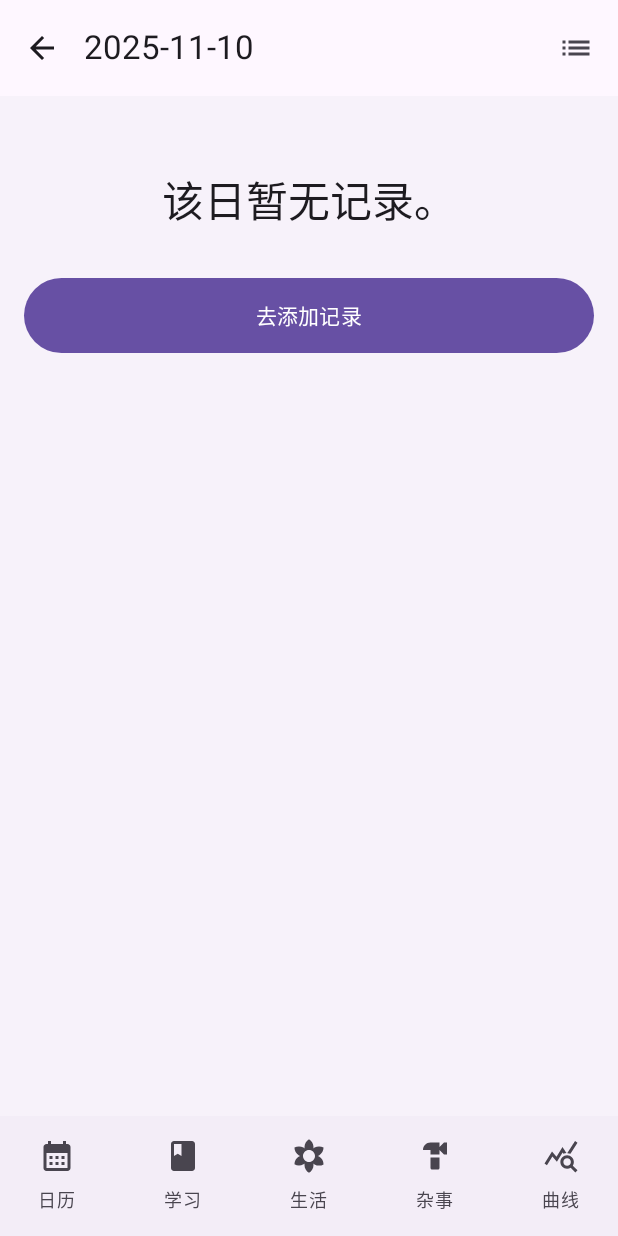
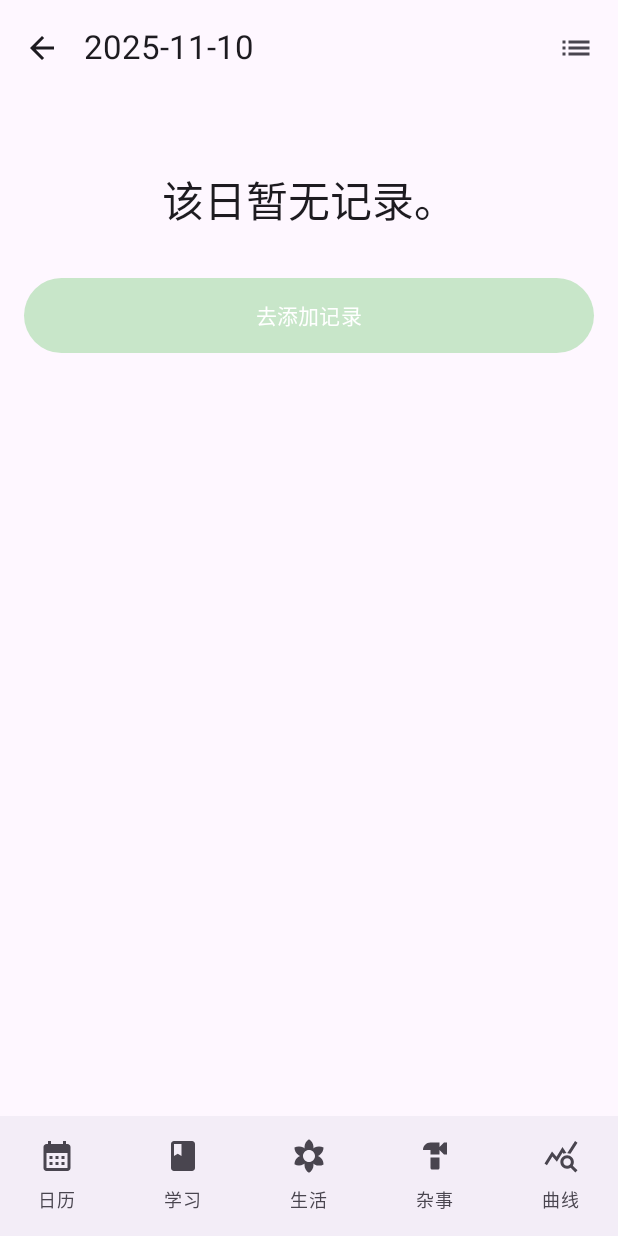
Before and after one commit to CyanKirin99/EasyDiary, an Android app built with Jetpack Compose: the screen it shows after launch (MainActivity), after a tap on "10", on a phone screen of 412 x 824 dp. Run offline under Robolectric (Android 15) with nearby library versions, the phone set to English and light mode, and no system bars; our stand-ins replace Room's generated code.

Commit message:
modify: 更改颜色设置

```diff
--- a/app/src/main/java/com/example/easydiary/ui/DiaryScreen.kt
+++ b/app/src/main/java/com/example/easydiary/ui/DiaryScreen.kt
@@ -49,6 +49,9 @@ import androidx.compose.ui.text.style.TextOverflow
 import androidx.compose.ui.unit.dp
 import androidx.compose.ui.unit.sp
 import com.example.easydiary.data.DiaryEntry
+// **导入新颜色**
+import com.example.easydiary.ui.theme.ChartMood
+import com.example.easydiary.ui.theme.ChartWork
 import java.time.LocalDate
 import java.time.YearMonth
 import java.time.ZoneOffset
@@ -64,13 +67,11 @@ import androidx.compose.material3.rememberDatePickerState
 
 // **Bug 修复：添加 LazyColumn 和 item 的导入**
 import androidx.compose.foundation.lazy.LazyColumn
-//import androidx.compose.foundation.lazy.item // **<-- 修复 1：重新添加 item 导入**
 
 
 // --- 1. 导航入口 (签名已完全更新) ---
 @Composable
 fun AppNavigation(
-// ... (代码未更改) ...
     uiState: DiaryUiState,
     allEntriesASC: List<DiaryEntry>,
     selectedDate: LocalDate,
@@ -109,7 +110,6 @@ fun AppNavigation(
                     allEntries = allEntriesASC
                 )
                 NavigationState.EDITOR -> DiaryEditorScreen(
-// ... (代码未更改) ...
                     entry = uiState.currentEntry,
                     selectedDate = selectedDate,
                     onSave = onSave,
@@ -117,7 +117,6 @@ fun AppNavigation(
                     onDateChanged = onEditorDateChange
                 )
                 NavigationState.VIEWER -> DiaryViewerScreen(
-// ... (代码未更改) ...
                     entry = uiState.currentEntry,
                     selectedDate = selectedDate,
                     onEdit = { onNavigate(NavigationState.EDITOR) },
@@ -128,13 +127,11 @@ fun AppNavigation(
                     onDelete = onDelete
                 )
                 NavigationState.QUERY -> QueryListScreen(
-// ... (代码未更改) ...
                     queryType = uiState.queryType,
                     entries = uiState.queryResults,
                     onEntryClick = onDateSelected
                 )
                 NavigationState.CURVE -> CurveScreen(
-// ... (代码未更改) ...
                     entries = allEntriesASC,
                     onDateSelected = onDateSelected
                 )
@@ -146,13 +143,11 @@ fun AppNavigation(
 // --- 2. 底部导航栏 (修改：新图标) ---
 @Composable
 fun BottomNavigationBar(
-// ... (代码未更改) ...
     currentScreen: NavigationState,
     onNavigate: (NavigationState) -> Unit,
     onQuery: (QueryType) -> Unit
 ) {
     val navItems = listOf(
-        // **修改：更新图标**
         BottomNavItem("日历", Icons.Default.CalendarMonth, NavigationState.CALENDAR),
         BottomNavItem("学习", Icons.Default.Book, QueryType.STUDY), // 书本
         BottomNavItem("生活", Icons.Default.FilterVintage, QueryType.LIFE), // 花朵
@@ -183,7 +178,6 @@ fun BottomNavigationBar(
     }
 }
 private data class BottomNavItem(
-// ... (代码未更改) ...
     val label: String,
     val icon: androidx.compose.ui.graphics.vector.ImageVector,
     val navTarget: Any
@@ -193,7 +187,6 @@ private data class BottomNavItem(
 // --- 3. 主页：日历 (修改：手势滑动) ---
 @Composable
 fun CalendarScreen(
-// ... (代码未更改) ...
     selectedDate: LocalDate,
     onDateSelected: (LocalDate) -> Unit,
     allEntries: List<DiaryEntry>
@@ -205,14 +198,12 @@ fun CalendarScreen(
 
     var currentMonth by remember { mutableStateOf(YearMonth.from(selectedDate)) }
 
-    // **新增：手势检测状态**
     var dragAmountX by remember { mutableStateOf(0f) }
 
     Column(
         modifier = Modifier
             .fillMaxSize()
             .padding(16.dp)
-            // **新增：手势检测**
             .pointerInput(Unit) {
                 detectDragGestures(
                     onDragStart = { dragAmountX = 0f },
@@ -232,7 +223,6 @@ fun CalendarScreen(
     ) {
 
         // --- 月份切换器 ---
-// ... (代码未更改) ...
         Row(
             modifier = Modifier.fillMaxWidth(),
             horizontalArrangement = Arrangement.SpaceBetween,
@@ -249,7 +239,6 @@ fun CalendarScreen(
         Spacer(modifier = Modifier.height(16.dp))
 
         // --- 星期标题 ---
-// ... (代码未更改) ...
         Row(modifier = Modifier.fillMaxWidth()) {
             val days = listOf("日", "一", "二", "三", "四", "五", "六")
             days.forEach {
@@ -265,7 +254,6 @@ fun CalendarScreen(
         Spacer(modifier = Modifier.height(8.dp))
 
         // --- 日期网格 ---
-// ... (代码未更改) ...
         val daysInMonth = currentMonth.lengthOfMonth()
         val firstDayOfWeek = currentMonth.atDay(1).dayOfWeek.value % 7 // 星期一=1, 星期日=0
 
@@ -283,9 +271,9 @@ fun CalendarScreen(
 
                 CalendarDayCell(
                     day = day,
-                    isSelected = date == selectedDate, // **新增：标记选中日期**
+                    isSelected = date == selectedDate,
                     entry = entry,
-                    onClick = { onDateSelected(date) } // **修改：点击即导航**
+                    onClick = { onDateSelected(date) }
                 )
             }
         }
@@ -295,7 +283,6 @@ fun CalendarScreen(
 // --- 日历单元格 (修改：选中状态) ---
 @Composable
 fun CalendarDayCell(
-// ... (代码未更改) ...
     day: Int,
     isSelected: Boolean,
     entry: DiaryEntry?,
@@ -337,7 +324,6 @@ fun CalendarDayCell(
 }
 
 fun getMoodColor(score: Int): Color {
-// ... (代码未更改) ...
     return when (score) {
         in 1..4 -> Color(0xFFE57373) // 红
         in 5..7 -> Color(0xFFFFF176) // 黄
@@ -347,10 +333,9 @@ fun getMoodColor(score: Int): Color {
 }
 
 
-// --- 4. 日记编辑页 (修改：工作时长滑动条) ---
+// --- 4. 日记编辑页 (修改：淡黄色背景) ---
 @Composable
 fun DiaryEditorScreen(
-// ... (代码未更改) ...
     entry: DiaryEntry?,
     selectedDate: LocalDate,
     onSave: (DiaryEntry) -> Unit,
@@ -362,7 +347,6 @@ fun DiaryEditorScreen(
     var studyLog by remember(entry) { mutableStateOf(entry?.studyLog ?: "") }
     var miscLog by remember(entry) { mutableStateOf(entry?.miscLog ?: "") }
     var moodScore by remember(entry) { mutableStateOf(entry?.moodScore ?: 5) }
-    // **修改：工作时长现在是 Float**
     var workDuration by remember(entry) { mutableStateOf(entry?.workDuration ?: 0.0f) }
 
     Scaffold(
@@ -400,6 +384,8 @@ fun DiaryEditorScreen(
         Column(
             modifier = Modifier
                 .fillMaxSize()
+                // **修改2：应用淡黄色背景 (来自 Theme.kt)**
+                .background(MaterialTheme.colorScheme.surfaceVariant)
                 .padding(paddingValues)
                 .padding(horizontal = 16.dp)
                 .verticalScroll(rememberScrollState()),
@@ -407,7 +393,6 @@ fun DiaryEditorScreen(
         ) {
 
             if (showDatePicker) {
-// ... (代码未更改) ...
                 val datePickerState = rememberDatePickerState(
                     initialSelectedDateMillis = selectedDate.atStartOfDay(ZoneOffset.UTC).toInstant().toEpochMilli()
                 )
@@ -435,7 +420,6 @@ fun DiaryEditorScreen(
             }
 
             Spacer(modifier = Modifier.height(16.dp))
-// ... (代码未更改) ...
             LogInput(
                 title = "生活 (可留空)",
                 content = lifeLog,
@@ -452,15 +436,12 @@ fun DiaryEditorScreen(
                 onContentChange = { miscLog = it }
             )
             Spacer(modifier = Modifier.height(24.dp))
-// ... (代码未更改) ...
             MoodScoreSelector(
                 score = moodScore,
                 onScoreChange = { moodScore = it }
             )
             Spacer(modifier = Modifier.height(24.dp))
 
-            // **修改：使用新的工作时长滑动条**
-// ... (代码未更改) ...
             WorkDurationSlider(
                 duration = workDuration,
                 onDurationChange = { workDuration = it }
@@ -472,7 +453,6 @@ fun DiaryEditorScreen(
 // --- 5. 日记查看页 (修改：新增删除按钮) ---
 @Composable
 fun DiaryViewerScreen(
-// ... (代码未更改) ...
     entry: DiaryEntry?,
     selectedDate: LocalDate,
     onEdit: () -> Unit,
@@ -480,11 +460,9 @@ fun DiaryViewerScreen(
     onExport: () -> Unit,
     onSwipeNext: () -> Unit,
     onSwipePrevious: () -> Unit,
-    onDelete: (LocalDate) -> Unit // **新增：删除回调**
+    onDelete: (LocalDate) -> Unit
 ) {
-    // **新增：删除确认对话框**
     var showDeleteDialog by remember { mutableStateOf(false) }
-// ... (代码未更改) ...
     if (showDeleteDialog) {
         AlertDialog(
             onDismissRequest = { showDeleteDialog = false },
@@ -507,7 +485,6 @@ fun DiaryViewerScreen(
     Scaffold(
         topBar = {
             TopAppBar(
-// ... (代码未更改) ...
                 title = { Text(entry?.date ?: selectedDate.format(DateTimeFormatter.ISO_LOCAL_DATE)) },
                 navigationIcon = {
                     IconButton(onClick = onBack) {
@@ -516,8 +493,6 @@ fun DiaryViewerScreen(
                 },
                 actions = {
                     if (entry != null) {
-                        // **新增：删除按钮**
-// ... (代码未更改) ...
                         IconButton(onClick = { showDeleteDialog = true }) {
                             Icon(Icons.Default.Delete, "删除")
                         }
@@ -558,7 +533,6 @@ fun DiaryViewerScreen(
                 }
         ) {
             if (entry == null) {
-// ... (代码未更改) ...
                 Text(
                     text = "该日暂无记录。",
                     style = MaterialTheme.typography.headlineMedium,
@@ -572,7 +546,6 @@ fun DiaryViewerScreen(
                     Text(text = "去添加记录")
                 }
             } else {
-// ... (代码未更改) ...
                 ViewerSection("生活", entry.lifeLog)
                 ViewerSection("学习", entry.studyLog)
                 ViewerSection("杂事", entry.miscLog)
@@ -586,7 +559,6 @@ fun DiaryViewerScreen(
 
 @Composable
 fun ViewerSection(title: String, content: String?) {
-// ... (代码未更改) ...
     if (!content.isNullOrBlank()) {
         Text(title, style = MaterialTheme.typography.titleLarge, fontWeight = FontWeight.Bold)
         Spacer(modifier = Modifier.height(8.dp))
@@ -596,7 +568,6 @@ fun ViewerSection(title: String, content: String?) {
 }
 @Composable
 fun ViewerStat(title: String, value: String) {
-// ... (代码未更改) ...
     Row(
         modifier = Modifier.fillMaxWidth(),
         horizontalArrangement = Arrangement.SpaceBetween,
@@ -661,16 +632,14 @@ fun QueryListScreen(
     }
 }
 
-// --- 7. "曲线"图表页 (修改：重绘折线图) ---
+// --- 7. "曲线"图表页 (修改：颜色和背景) ---
 @Composable
 fun CurveScreen(
-// ... (代码未更改) ...
     entries: List<DiaryEntry>,
     onDateSelected: (LocalDate) -> Unit,
     modifier: Modifier = Modifier
 ) {
     if (entries.isEmpty()) {
-// ... (代码未更改) ...
         Box(modifier.fillMaxSize(), contentAlignment = Alignment.Center) {
             Text("暂无数据", style = MaterialTheme.typography.bodyLarge)
         }
@@ -682,49 +651,40 @@ fun CurveScreen(
             .fillMaxSize()
             .verticalScroll(rememberScrollState())
     ) {
-// ... (代码未更改) ...
         Text(
             "心情曲线 (1-10)",
             style = MaterialTheme.typography.headlineSmall,
             modifier = Modifier.padding(16.dp)
         )
-        // **修改：使用折线图**
         InternalLineChart(
-// ... (代码未更改) ...
             entries = entries,
             onDateSelected = onDateSelected,
             dataSelector = { it.moodScore.toFloat() },
             maxVal = 10f,
-            color = Color.Blue
+            color = ChartMood // **修改1：使用新的愉悦颜色**
         )
 
         Spacer(modifier = Modifier.height(24.dp))
-// ... (代码未更改) ...
         Divider()
         Spacer(modifier = Modifier.height(24.dp))
 
         Text(
-// ... (代码未更改) ...
             "工作时长 (小时)",
             style = MaterialTheme.typography.headlineSmall,
             modifier = Modifier.padding(16.dp)
         )
-        // **修改：使用折线图**
         InternalLineChart(
-// ... (代码未更改) ...
             entries = entries,
             onDateSelected = onDateSelected,
             dataSelector = { it.workDuration },
             maxVal = entries.maxOfOrNull { it.workDuration }?.coerceAtLeast(1f) ?: 1f,
-            color = Color.Red
+            color = ChartWork // **修改1：使用新的愉悦颜色**
         )
     }
 }
 
-// **修改：折线图 Composable**
 @Composable
 private fun InternalLineChart(
-// ... (代码未更改) ...
     entries: List<DiaryEntry>,
     onDateSelected: (LocalDate) -> Unit,
     dataSelector: (DiaryEntry) -> Float,
@@ -733,19 +693,16 @@ private fun InternalLineChart(
     modifier: Modifier = Modifier
 ) {
     val yAxisLeftPadding = 100f
-// ... (代码未更改) ...
     val xAxisBottomPadding = 100f
     val pointSpacing = 150f
-// ... (代码未更改) ...
     val chartWidth = (entries.size - 1).coerceAtLeast(0) * pointSpacing + yAxisLeftPadding * 2
     val chartScrollState = rememberScrollState()
 
     val density = LocalDensity.current
 
-    // **Bug 修复 2：使用更明确的初始化方式**
     val yAxisLabelPaint = remember(density) {
         Paint().apply {
-            this.color = android.graphics.Color.GRAY // 使用 native Int 颜色
+            this.color = android.graphics.Color.GRAY
             this.textAlign = Paint.Align.CENTER
             this.textSize = density.run { 12.sp.toPx() }
         }
@@ -768,7 +725,8 @@ private fun InternalLineChart(
             modifier = Modifier
                 .width(chartWidth.dp)
                 .fillMaxHeight()
-                .background(Color(0xFFFAFAFA))
+                // **修改1：使用透明背景**
+                .background(Color.Transparent)
                 .pointerInput(entries) {
                     detectTapGestures { offset ->
                         val xIndex = ((offset.x - yAxisLeftPadding) / pointSpacing).roundToInt()
@@ -779,12 +737,10 @@ private fun InternalLineChart(
                 }
         ) {
             val yBottom = size.height - xAxisBottomPadding
-// ... (代码未更改) ...
             val yTop = 0f
             val xStart = yAxisLeftPadding
 
             // 绘制 Y 轴
-// ... (代码未更改) ...
             drawLine(
                 color = Color.LightGray,
                 start = Offset(xStart, yTop),
@@ -793,7 +749,6 @@ private fun InternalLineChart(
             )
 
             // Y 轴标签
-// ... (代码未更改) ...
             val yLabelCount = 5
             (0..yLabelCount).forEach { i ->
                 val value = maxVal * i / yLabelCount
@@ -803,12 +758,11 @@ private fun InternalLineChart(
                     "%.1f".format(value),
                     xStart - 40,
                     y + 5,
-                    yAxisLabelPaint // <-- 使用独立的 Paint
+                    yAxisLabelPaint
                 )
             }
 
             // 绘制 X 轴
-// ... (代码未更改) ...
             drawLine(
                 color = Color.LightGray,
                 start = Offset(xStart, yBottom),
@@ -819,13 +773,11 @@ private fun InternalLineChart(
             val path = Path()
 
             entries.forEachIndexed { index, entry ->
-// ... (代码未更改) ...
                 val x = xStart + (index * pointSpacing)
                 val yValue = dataSelector(entry)
                 val y = yBottom - (yValue / maxVal) * (yBottom - yTop)
 
                 if (index == 0) {
-// ... (代码未更改) ...
                     path.moveTo(x, y)
                 } else {
                     path.lineTo(x, y)
@@ -833,15 +785,13 @@ private fun InternalLineChart(
                 drawCircle(color, radius = 8f, center = Offset(x, y))
 
                 drawContext.canvas.nativeCanvas.drawText(
-// ... (代码未更改) ...
                     entry.date.substring(5),
                     x,
                     yBottom + 40,
-                    xAxisLabelPaint // <-- 使用独立的 Paint
+                    xAxisLabelPaint
                 )
             }
 
-// ... (代码未更改) ...
             drawPath(path, color, style = Stroke(width = 4f))
         }
     }
@@ -852,7 +802,6 @@ private fun InternalLineChart(
 
 @Composable
 fun LogInput(title: String, content: String, onContentChange: (String) -> Unit) {
-// ... (代码未更改) ...
     OutlinedTextField(
         value = content,
         onValueChange = onContentChange,
@@ -864,7 +813,6 @@ fun LogInput(title: String, content: String, onContentChange: (String) -> Unit)
 
 @Composable
 fun MoodScoreSelector(score: Int, onScoreChange: (Int) -> Unit) {
-// ... (代码未更改) ...
     Column(modifier = Modifier.fillMaxWidth()) {
         Text(text = "心情分数: $score / 10", style = MaterialTheme. typography.titleMedium)
         Slider(
--- a/app/src/main/java/com/example/easydiary/ui/theme/Color.kt
+++ b/app/src/main/java/com/example/easydiary/ui/theme/Color.kt
@@ -2,18 +2,24 @@ package com.example.easydiary.ui.theme
 
 import androidx.compose.ui.graphics.Color
 
-// Light Theme Colors
-val primaryLight = Color(0xFF6750A4)
-val onPrimaryLight = Color(0xFFFFFFFF)
-val primaryContainerLight = Color(0xFFEADDFF)
-val onPrimaryContainerLight = Color(0xFF21005D)
+// 1. 定义新的主色调 (放松的浅绿色)
+val RelaxingGreen = Color(0xFFC8E6C9) // 浅绿 (日间 Primary)
+val RelaxingGreenDark = Color(0xFFA5D6A7) // 中绿 (日间 Secondary)
+val RelaxingGreenDarker = Color(0xFF388E3C) // 深绿 (夜间 Primary)
 
-// Dark Theme Colors
-val primaryDark = Color(0xFFD0BCFF)
-val onPrimaryDark = Color(0xFF381E72)
-val primaryContainerDark = Color(0xFF4F378A)
-val onPrimaryContainerDark = Color(0xFFEADDFF)
+// 2. 定义表单背景 (纸的淡黄色)
+val PaperYellowLight = Color(0xFFFFFDE7) // 日间 (非常淡的黄色)
+val PaperYellowDark = Color(0xFF45443B) // 夜间 (深褐色)
 
-// Background and Surface
-val BackgroundColor = Color(0xFFF7F2FA)
-val SurfaceColor = Color(0xFFFEF7FF)
+// 3. 定义新的图表颜色 (愉悦的)
+val ChartMood = Color(0xFF4DB6AC) // 愉悦的蓝绿色 (代替高饱和度 Blue)
+val ChartWork = Color(0xFFF06292) // 愉悦的粉色 (代替高饱和度 Red)
+
+// --- 保留原来的颜色定义 ---
+val Purple80 = Color(0xFFD0BCFF)
+val PurpleGrey80 = Color(0xFFCCC2DC)
+val Pink80 = Color(0xFFEFB8C8)
+
+val Purple40 = Color(0xFF6650a4)
+val PurpleGrey40 = Color(0xFF625b71)
+val Pink40 = Color(0xFF7D5260)
--- a/app/src/main/java/com/example/easydiary/ui/theme/Theme.kt
+++ b/app/src/main/java/com/example/easydiary/ui/theme/Theme.kt
@@ -1,41 +1,50 @@
 package com.example.easydiary.ui.theme
 
 import android.app.Activity
+import android.os.Build
 import androidx.compose.foundation.isSystemInDarkTheme
 import androidx.compose.material3.MaterialTheme
+import androidx.compose.material3.lightColorScheme
 import androidx.compose.material3.darkColorScheme
-import androidx.compose.material3.lightColorScheme
+import androidx.compose.material3.dynamicDarkColorScheme
+import androidx.compose.material3.dynamicLightColorScheme
 import androidx.compose.runtime.Composable
 import androidx.compose.runtime.SideEffect
-import androidx.compose.ui.graphics.Color // <--- ADDED: 导入 Color 类型
 import androidx.compose.ui.graphics.toArgb
+import androidx.compose.ui.platform.LocalContext
 import androidx.compose.ui.platform.LocalView
 import androidx.core.view.WindowCompat
 
-private val DarkColorScheme = darkColorScheme(
-    primary = primaryDark,
-    onPrimary = onPrimaryDark,
-    primaryContainer = primaryContainerDark,
-    onPrimaryContainer = onPrimaryContainerDark,
-    background = Color.Black,
-    surface = Color.Black,
+// --- 1. 使用新的浅绿色和淡黄色定义日间主题 ---
+private val LightColorScheme = lightColorScheme(
+    primary = RelaxingGreen,
+    secondary = RelaxingGreenDark,
+    tertiary = Pink40,
+    surfaceVariant = PaperYellowLight // ** 将淡黄色用于表单背景 (surfaceVariant) **
+    /* 其他颜色可以保持默认或自定义 */
 )
 
-private val LightColorScheme = lightColorScheme(
-    primary = primaryLight,
-    onPrimary = onPrimaryLight,
-    primaryContainer = primaryContainerLight,
-    onPrimaryContainer = onPrimaryContainerLight,
-    background = BackgroundColor,
-    surface = SurfaceColor,
+// --- 2. (可选) 定义夜间主题 ---
+private val DarkColorScheme = darkColorScheme(
+    primary = RelaxingGreenDarker,
+    secondary = RelaxingGreenDark,
+    tertiary = Pink80,
+    surfaceVariant = PaperYellowDark // ** 将深褐色用于夜间表单背景 **
 )
 
 @Composable
 fun EasyDiaryTheme(
     darkTheme: Boolean = isSystemInDarkTheme(),
+    // Dynamic color is available on Android 12+
+    dynamicColor: Boolean = false, // ** 修改：禁用动态颜色，强制使用我们的浅绿色主题 **
     content: @Composable () -> Unit
 ) {
     val colorScheme = when {
+        dynamicColor && Build.VERSION.SDK_INT >= Build.VERSION_CODES.S -> {
+            val context = LocalContext.current
+            if (darkTheme) dynamicDarkColorScheme(context) else dynamicLightColorScheme(context)
+        }
+        // ** 3. 应用我们自定义的配色方案 **
         darkTheme -> DarkColorScheme
         else -> LightColorScheme
     }
@@ -43,10 +52,9 @@ fun EasyDiaryTheme(
     if (!view.isInEditMode) {
         SideEffect {
             val window = (view.context as Activity).window
-            // ADDED: 抑制废弃警告
-            @Suppress("DEPRECATION")
             window.statusBarColor = colorScheme.primary.toArgb()
-            WindowCompat.getInsetsController(window, view).isAppearanceLightStatusBars = darkTheme.not()
+            // ** 修复：日间主题使用亮色状态栏图标 (true)，夜间主题使用暗色 (false) **
+            WindowCompat.getInsetsController(window, view).isAppearanceLightStatusBars = !darkTheme
         }
     }
 
--- a/app/src/main/res/mipmap-anydpi-v26/ic_launcher.xml
+++ b/app/src/main/res/mipmap-anydpi-v26/ic_launcher.xml
@@ -1,6 +1,5 @@
 <?xml version="1.0" encoding="utf-8"?>
 <adaptive-icon xmlns:android="http://schemas.android.com/apk/res/android">
-    <background android:drawable="@drawable/ic_launcher_background" />
-    <foreground android:drawable="@drawable/ic_launcher_foreground" />
-    <monochrome android:drawable="@drawable/ic_launcher_foreground" />
+    <background android:drawable="@color/ic_launcher_background"/>
+    <foreground android:drawable="@mipmap/ic_launcher_foreground"/>
 </adaptive-icon>
--- a/app/src/main/res/mipmap-anydpi-v26/ic_launcher_round.xml
+++ b/app/src/main/res/mipmap-anydpi-v26/ic_launcher_round.xml
@@ -1,6 +1,5 @@
 <?xml version="1.0" encoding="utf-8"?>
 <adaptive-icon xmlns:android="http://schemas.android.com/apk/res/android">
-    <background android:drawable="@drawable/ic_launcher_background" />
-    <foreground android:drawable="@drawable/ic_launcher_foreground" />
-    <monochrome android:drawable="@drawable/ic_launcher_foreground" />
+    <background android:drawable="@color/ic_launcher_background"/>
+    <foreground android:drawable="@mipmap/ic_launcher_foreground"/>
 </adaptive-icon>
```
Also changed, not shown: app/src/main/ic_launcher-playstore.png (added), app/src/main/res/mipmap-hdpi/ic_launcher.webp, app/src/main/res/mipmap-hdpi/ic_launcher_round.webp, app/src/main/res/mipmap-mdpi/ic_launcher.webp, app/src/main/res/mipmap-mdpi/ic_launcher_round.webp, app/src/main/res/mipmap-xhdpi/ic_launcher.webp, app/src/main/res/mipmap-xhdpi/ic_launcher_round.webp, app/src/main/res/mipmap-xxhdpi/ic_launcher.webp, app/src/main/res/mipmap-xxhdpi/ic_launcher_round.webp, app/src/main/res/mipmap-xxxhdpi/ic_launcher.webp, app/src/main/res/mipmap-xxxhdpi/ic_launcher_round.webp, 2 other files.
